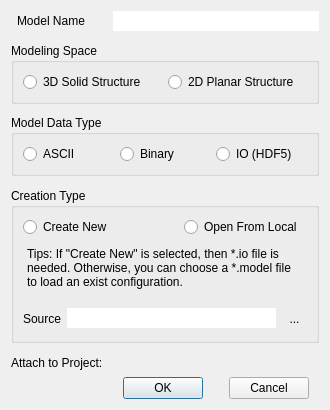
Before: the Qt Designer form model.ui in ZhiruiFan/pacnanogui, drawn with Qt 5.
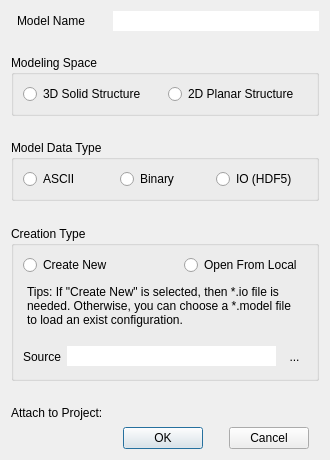
After: the same form once the commit is applied. Icons and pictures are not drawn.

Diff of the .ui file:
```diff
--- a/model.ui
+++ b/model.ui
@@ -7,19 +7,19 @@
     <x>0</x>
     <y>0</y>
     <width>330</width>
-    <height>410</height>
+    <height>460</height>
    </rect>
   </property>
   <property name="minimumSize">
    <size>
     <width>330</width>
-    <height>410</height>
+    <height>460</height>
    </size>
   </property>
   <property name="maximumSize">
    <size>
     <width>330</width>
-    <height>410</height>
+    <height>460</height>
    </size>
   </property>
   <property name="windowTitle">
@@ -252,8 +252,8 @@
 hr { height: 1px; border-width: 0; }
 li.unchecked::marker { content: &quot;\2610&quot;; }
 li.checked::marker { content: &quot;\2612&quot;; }
-&lt;/style&gt;&lt;/head&gt;&lt;body style=&quot; font-family:'Microsoft YaHei UI'; font-size:9pt; font-weight:400; font-style:normal;&quot;&gt;
-&lt;p style=&quot; margin-top:0px; margin-bottom:0px; margin-left:0px; margin-right:0px; -qt-block-indent:0; text-indent:0px;&quot;&gt;&lt;span style=&quot; color:#000000;&quot;&gt;Tips: If &amp;quot;Create New&amp;quot; is selected, then *.io file is needed. Otherwise, you can choose a *.model file to load an exist configuration.&lt;/span&gt;&lt;/p&gt;&lt;/body&gt;&lt;/html&gt;</string>
+&lt;/style&gt;&lt;/head&gt;&lt;body style=&quot; font-family:'Noto Sans'; font-size:10pt; font-weight:400; font-style:normal;&quot;&gt;
+&lt;p style=&quot; margin-top:0px; margin-bottom:0px; margin-left:0px; margin-right:0px; -qt-block-indent:0; text-indent:0px;&quot;&gt;&lt;span style=&quot; font-family:'Microsoft YaHei UI'; font-size:9pt; color:#000000;&quot;&gt;Tips: If &amp;quot;Create New&amp;quot; is selected, then *.io file is needed. Otherwise, you can choose a *.model file to load an exist configuration.&lt;/span&gt;&lt;/p&gt;&lt;/body&gt;&lt;/html&gt;</string>
         </property>
        </widget>
       </item>
```
